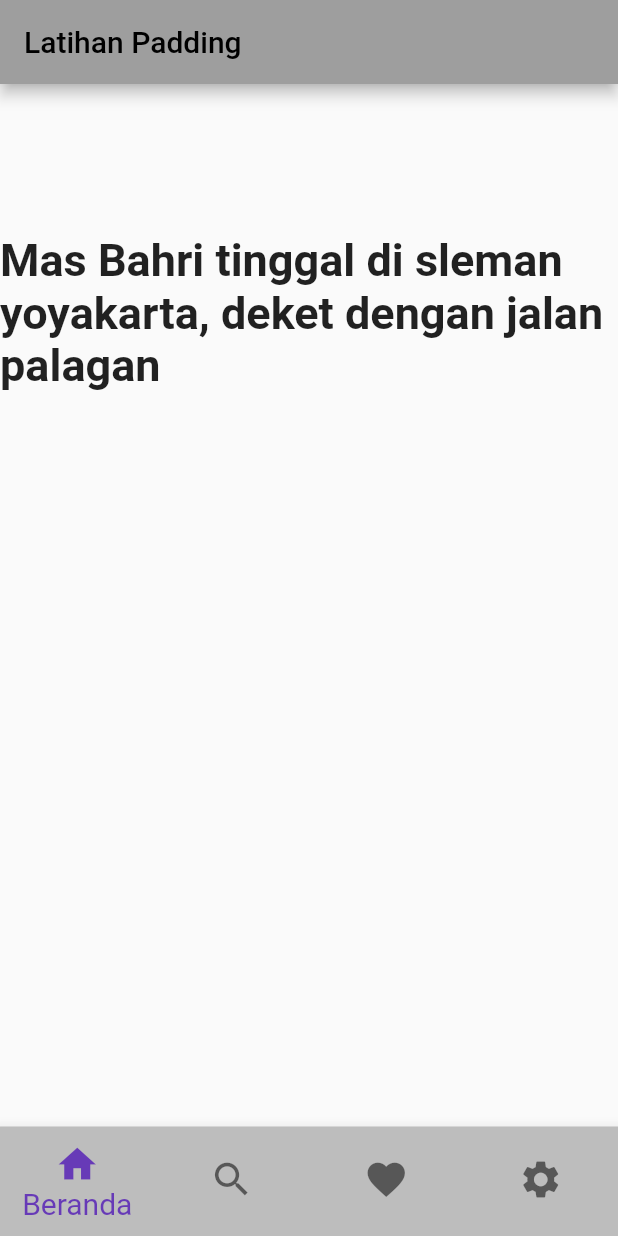
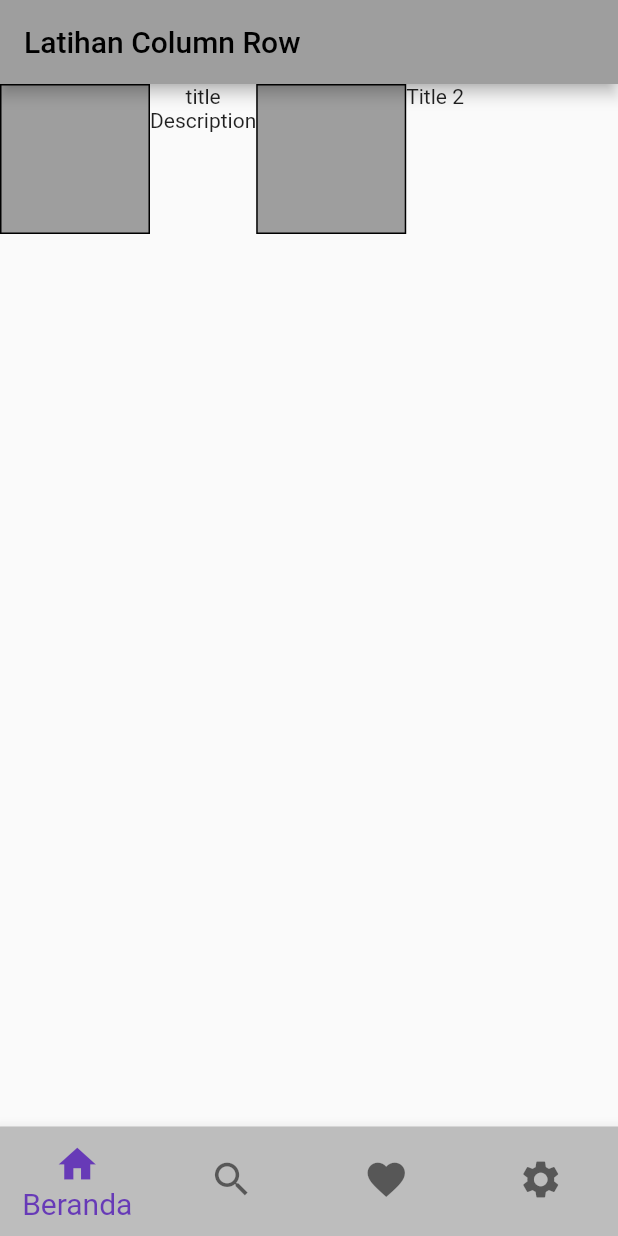
Before and after one commit to gantira/beginner-flutter, a Flutter app: the screen it shows after launch, on a phone screen of 412 x 824 dp. Run offline on Flutter 3.47's test engine with Material 2 defaults, Android fonts, the phone set to English and light mode, and no system bars.

Commit message:
Flutter Tutorial Column dan Row Widget Android | iOS #10

```diff
--- a/lib/widgets/sample_bottom_navbar.dart
+++ b/lib/widgets/sample_bottom_navbar.dart
@@ -1,4 +1,4 @@
-import 'package:beginner_flutter/widgets/sample_padding.dart';
+import 'package:beginner_flutter/widgets/sample_column_row.dart';
 import 'package:flutter/material.dart';
 
 class SampleBottomNavbar extends StatefulWidget {
@@ -18,7 +18,7 @@ class _SampleBottomNavbarState extends State<SampleBottomNavbar> {
   }
 
   List<Widget> pages = [
-    const SamplePadding(),
+    const SampleColumnRow(),
     const Text(
       'Cari',
       style: TextStyle(
@@ -43,7 +43,7 @@ class _SampleBottomNavbarState extends State<SampleBottomNavbar> {
   Widget build(BuildContext context) {
     return Scaffold(
       appBar: AppBar(
-        title: const Text('Latihan Padding'),
+        title: const Text('Latihan Column Row'),
       ),
       body: pages[_selectedIndex],
       bottomNavigationBar: BottomNavigationBar(
--- /dev/null
+++ b/lib/widgets/sample_column_row.dart
@@ -0,0 +1,35 @@
+import 'package:flutter/material.dart';
+
+class SampleColumnRow extends StatelessWidget {
+  const SampleColumnRow({super.key});
+
+  @override
+  Widget build(BuildContext context) {
+    return Row(
+      mainAxisAlignment: MainAxisAlignment.start,
+      crossAxisAlignment: CrossAxisAlignment.start,
+      children: [
+        _box(),
+        Column(
+          children: const [
+            Text('title'),
+            Text('Description'),
+          ],
+        ),
+        _box(),
+        const Text('Title 2'),
+      ],
+    );
+  }
+
+  Widget _box() {
+    return Container(
+      height: 100,
+      width: 100,
+      decoration: BoxDecoration(
+        color: Colors.grey,
+        border: Border.all(),
+      ),
+    );
+  }
+}
```
